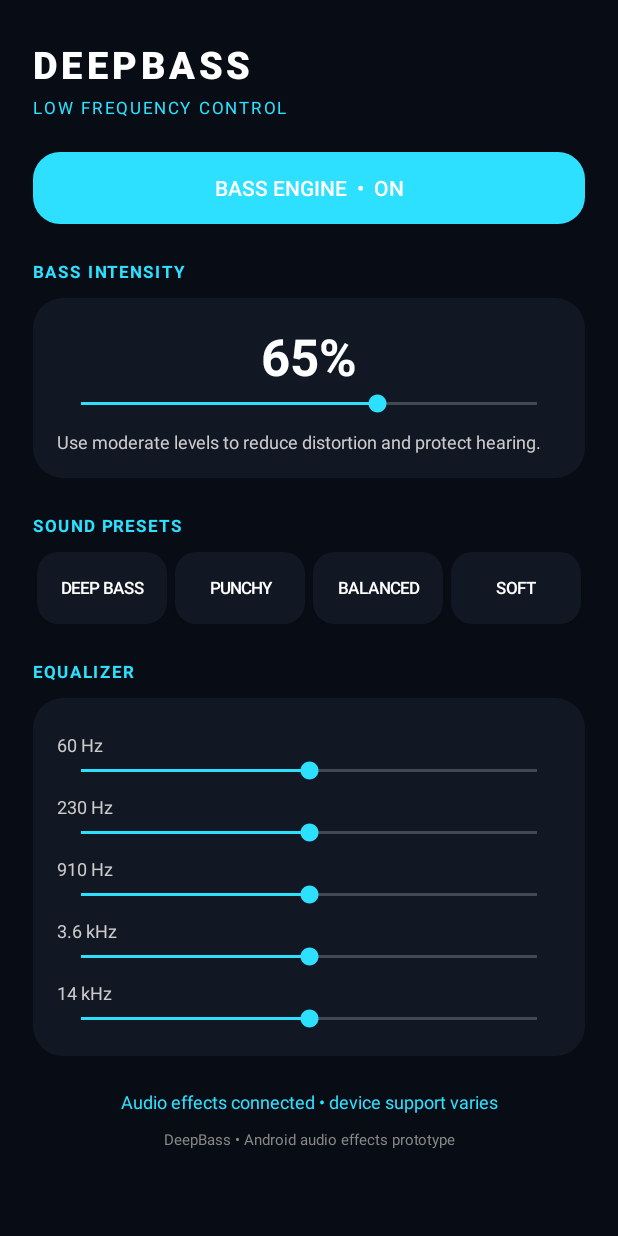
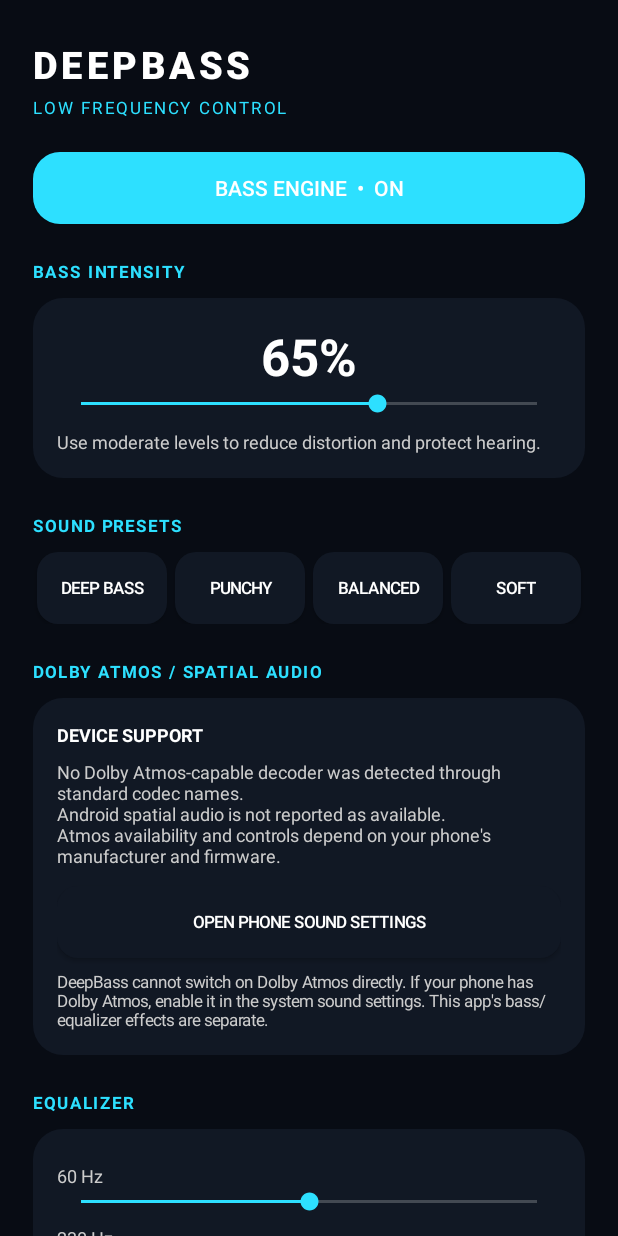
Before and after one commit to musclank/deepbass-android, an Android app: the screen it shows after launch (MainActivity), on a phone screen of 412 x 824 dp. Run offline under Robolectric (Android 15) with nearby library versions, the phone set to English and light mode, and no system bars.

Commit message:
Add Dolby Atmos and spatial audio compatibility panel

```diff
--- a/app/src/main/java/com/deepbass/app/MainActivity.kt
+++ b/app/src/main/java/com/deepbass/app/MainActivity.kt
@@ -3,6 +3,12 @@ package com.deepbass.app
 import android.app.Activity
 import android.media.audiofx.BassBoost
 import android.media.audiofx.Equalizer
+import android.media.AudioManager
+import android.media.MediaCodecList
+import android.media.MediaCodecInfo
+import android.content.Intent
+import android.provider.Settings
+import android.os.Build
 import android.os.Bundle
 import android.graphics.Color
 import android.graphics.Typeface
@@ -132,6 +138,42 @@ class MainActivity : Activity() {
         }
         content.addView(row)
 
+        content.addView(section("DOLBY ATMOS / SPATIAL AUDIO"))
+        content.addView(card().apply {
+            addView(TextView(this@MainActivity).apply {
+                text = "DEVICE SUPPORT"
+                textSize = 12f
+                typeface = Typeface.DEFAULT_BOLD
+                setTextColor(Color.WHITE)
+            }, matchWrap())
+            addView(TextView(this@MainActivity).apply {
+                text = spatialAudioSummary()
+                textSize = 12f
+                setTextColor(Color.LTGRAY)
+                setPadding(0, dp(8), 0, dp(12))
+            }, matchWrap())
+            val settingsButton = Button(this@MainActivity).apply {
+                text = "OPEN PHONE SOUND SETTINGS"
+                textSize = 11f
+                setTextColor(Color.WHITE)
+                background = rounded(panel, 14)
+                setOnClickListener {
+                    try {
+                        startActivity(Intent(Settings.ACTION_SOUND_SETTINGS))
+                    } catch (_: Exception) {
+                        Toast.makeText(this@MainActivity, "Open Settings > Sound manually", Toast.LENGTH_LONG).show()
+                    }
+                }
+            }
+            addView(settingsButton, matchWrap())
+            addView(TextView(this@MainActivity).apply {
+                text = "DeepBass cannot switch on Dolby Atmos directly. If your phone has Dolby Atmos, enable it in the system sound settings. This app's bass/equalizer effects are separate."
+                textSize = 11f
+                setTextColor(Color.LTGRAY)
+                setPadding(0, dp(8), 0, 0)
+            }, matchWrap())
+        })
+
         content.addView(section("EQUALIZER"))
         content.addView(card().apply {
             val labels = listOf("60 Hz", "230 Hz", "910 Hz", "3.6 kHz", "14 kHz")
@@ -173,6 +215,36 @@ class MainActivity : Activity() {
             setTextColor(Color.GRAY)
             gravity = Gravity.CENTER
         }, matchWrap())
+    }
+
+    private fun spatialAudioSummary(): String {
+        val atmosCodec = try {
+            val codecs = MediaCodecList(MediaCodecList.ALL_CODECS).codecInfos
+            codecs.any { info ->
+                info.supportedTypes.any { type ->
+                    type.equals("audio/eac3-joc", true) || type.equals("audio/ac4", true)
+                }
+            }
+        } catch (_: Exception) { false }
+
+        val spatial = if (Build.VERSION.SDK_INT >= 32) {
+            try {
+                val manager = getSystemService(AudioManager::class.java)
+                val s = manager?.spatializer
+                if (s != null && s.isAvailable) {
+                    if (s.isEnabled) "Android spatial audio is available and enabled." else "Android spatial audio is supported but currently disabled."
+                } else "Android spatial audio is not reported as available."
+            } catch (_: Exception) { "Spatial audio status could not be read." }
+        } else {
+            "Android spatializer status requires Android 12 or newer."
+        }
+
+        val codec = if (atmosCodec) {
+            "Device reports a Dolby-capable audio codec (E-AC-3 JOC / AC-4); this does not confirm Dolby Atmos processing is active."
+        } else {
+            "No Dolby Atmos-capable decoder was detected through standard codec names."
+        }
+        return "$codec\n$spatial\nAtmos availability and controls depend on your phone's manufacturer and firmware."
     }
 
     private fun applyPreset(name: String) {
```
